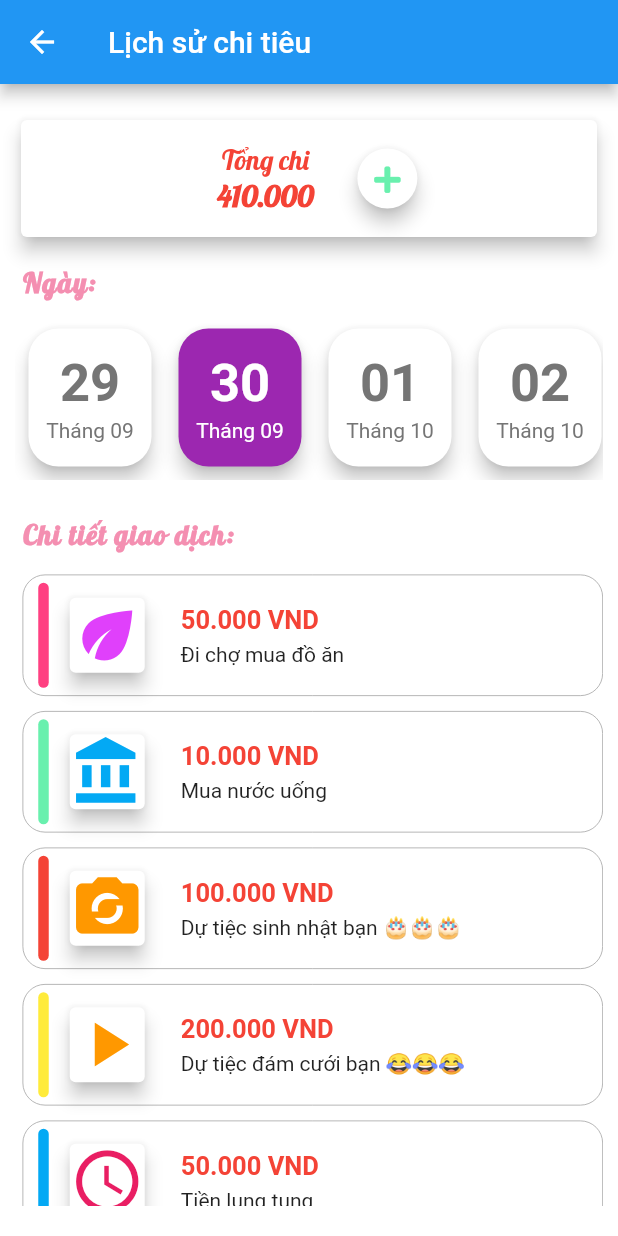
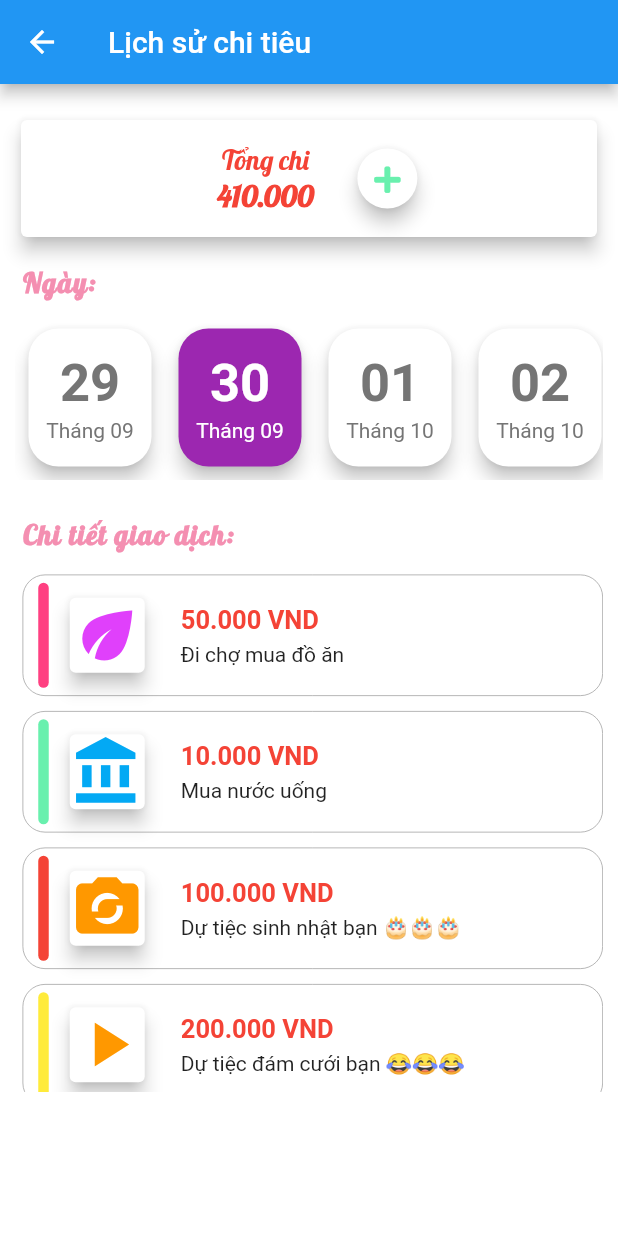
Before and after one commit to leaimy/AppQuanLyChiTieuCaNhan, a Flutter app: the LichSuChiTieuPage screen opened directly, on a phone screen of 412 x 824 dp. Run offline on Flutter 3.47's test engine with Material 2 defaults, Android fonts, the phone set to English and light mode, and no system bars; our stand-ins replace date_time_picker, flutter_calendar_carousel, font_awesome_flutter.

Commit message:
Cap nhat giao dien

```diff
--- a/quan_ly_chi_tieu_ca_nhan/lib/screens/chi_tieu/lich_su_chi_tieu_page.dart
+++ b/quan_ly_chi_tieu_ca_nhan/lib/screens/chi_tieu/lich_su_chi_tieu_page.dart
@@ -18,8 +18,7 @@ class LichSuChiTieuPage extends StatelessWidget {
         child: Container(
           padding: kPaddingMainPage,
           color: Colors.white,
-          child: Column(
-            crossAxisAlignment: CrossAxisAlignment.start,
+          child: ListView(
             children: [
               Card(
                 elevation: 5.0,
@@ -108,7 +107,8 @@ class LichSuChiTieuPage extends StatelessWidget {
                 child: Text('Chi tiết giao dịch:', style: kTitleTextStyle),
               ),
               SizedBox(height: 10.0),
-              Expanded(
+              Container(
+                height: 350.0,
                 child: ListView(
                   padding: EdgeInsets.only(left: 5.0),
                   children: [
```
